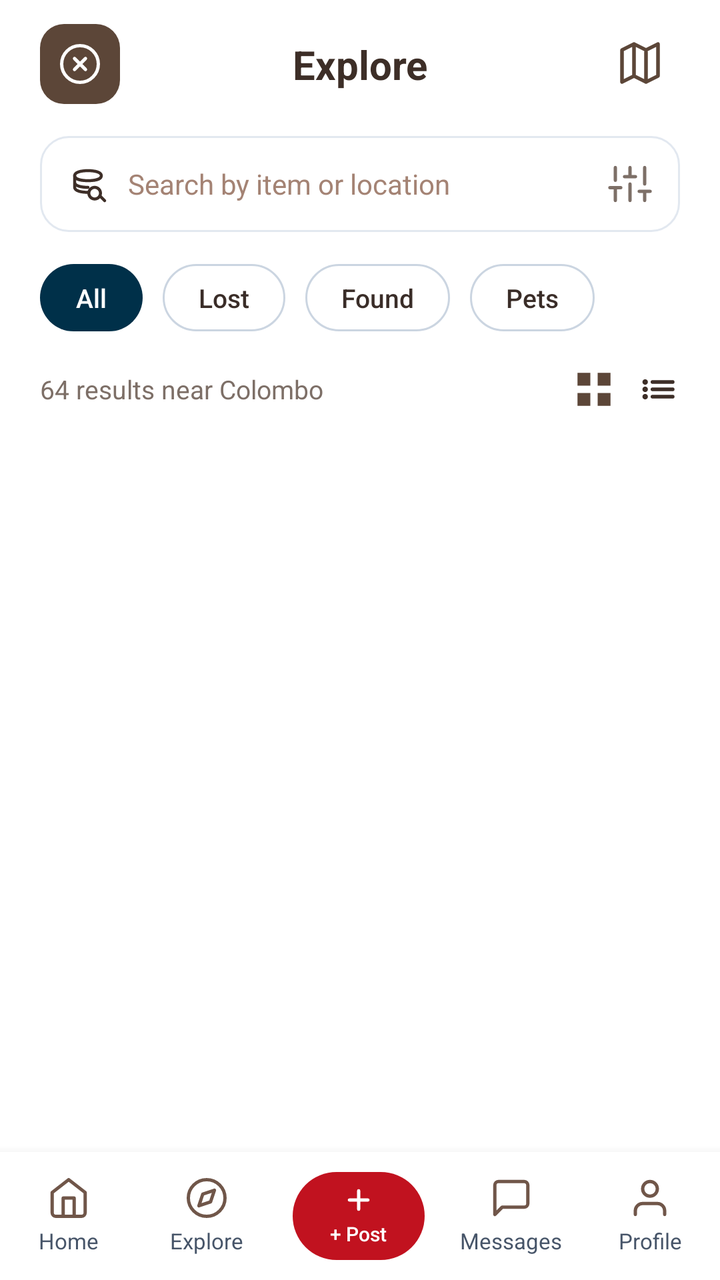
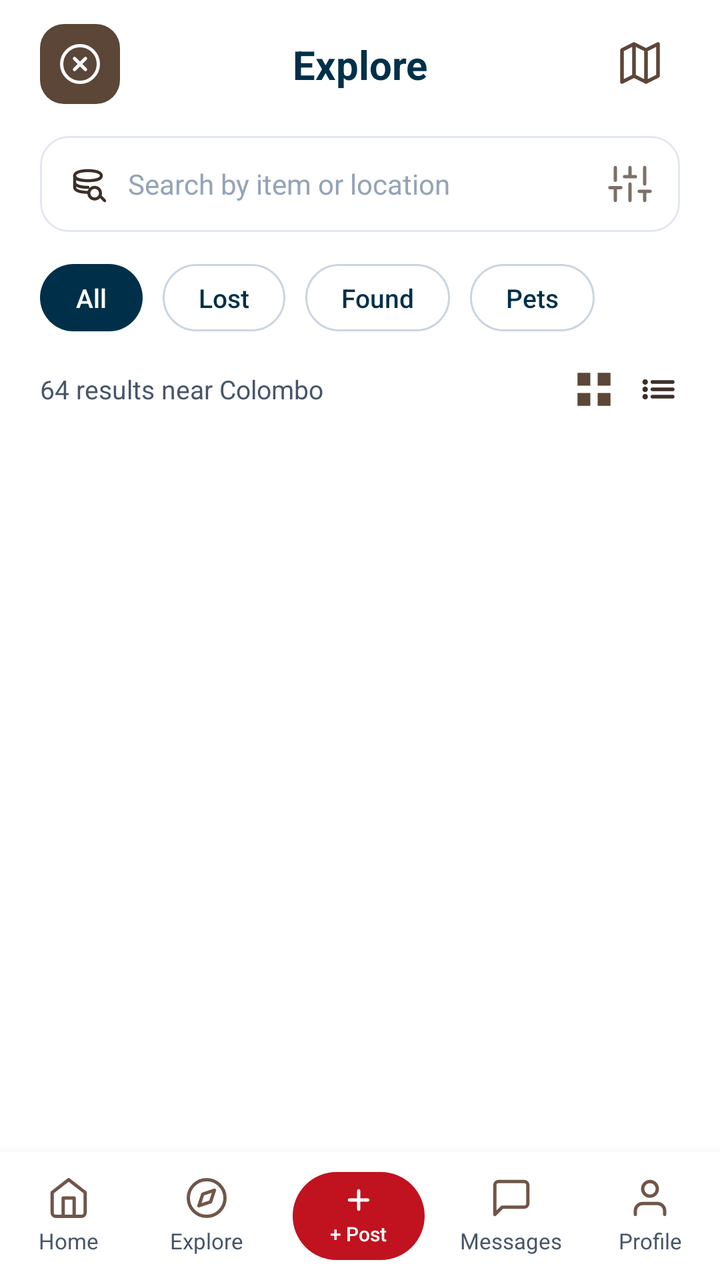

The first picture is an Android layout as it rendered before a commit; the second is the same layout after the commit. The layout source and the unified diff follow.
<!-- AndroidManifest.xml: application theme Theme.LostAndFound -->
<!-- res/layout/fragment_explore.xml -->
<?xml version="1.0" encoding="utf-8"?>
<LinearLayout xmlns:android="http://schemas.android.com/apk/res/android"
    xmlns:app="http://schemas.android.com/apk/res-auto"
    xmlns:tools="http://schemas.android.com/tools"
    android:layout_width="match_parent"
    android:layout_height="match_parent"
    android:background="@color/white"
    android:orientation="vertical"
    tools:context=".ExploreFragment">

    
    <androidx.core.widget.NestedScrollView
        android:id="@+id/scrollBox"
        android:layout_width="match_parent"
        android:layout_height="0dp"
        android:layout_weight="1"
        android:fillViewport="true"
        android:overScrollMode="never">

        <LinearLayout
            android:layout_width="match_parent"
            android:layout_height="wrap_content"
            android:orientation="vertical"
            android:paddingStart="20dp"
            android:paddingTop="12dp"
            android:paddingEnd="20dp"
            android:paddingBottom="24dp">
            
            <androidx.constraintlayout.widget.ConstraintLayout
                android:id="@+id/headerRow"
                android:layout_width="match_parent"
                android:layout_height="wrap_content">

                
                <FrameLayout
                    android:id="@+id/btnClose"
                    android:layout_width="40dp"
                    android:layout_height="40dp"
                    android:background="@drawable/bg_close_btn"
                    android:clickable="true"
                    android:focusable="true"
                    app:layout_constraintBottom_toBottomOf="parent"
                    app:layout_constraintStart_toStartOf="parent"
                    app:layout_constraintTop_toTopOf="parent">

                    <ImageView
                        android:layout_width="22dp"
                        android:layout_height="22dp"
                        android:layout_gravity="center"
                        android:contentDescription="Close"
                        android:src="@drawable/ic_close_circle_white" />
                </FrameLayout>

                
                <TextView
                    android:id="@+id/tvTitle"
                    android:layout_width="wrap_content"
                    android:layout_height="wrap_content"
                    android:fontFamily="sans-serif-bold"
                    android:text="Explore"
                    android:textColor="#3D2E27"
                    android:textSize="20sp"
                    android:textStyle="bold"
                    app:layout_constraintBottom_toBottomOf="parent"
                    app:layout_constraintEnd_toEndOf="parent"
                    app:layout_constraintStart_toStartOf="parent"
                    app:layout_constraintTop_toTopOf="parent" />

                
                <ImageView
                    android:id="@+id/btnMapView"
                    android:layout_width="40dp"
                    android:layout_height="40dp"
                    android:clickable="true"
                    android:contentDescription="Map View"
                    android:focusable="true"
                    android:padding="8dp"
                    android:src="@drawable/ic_map_folded"
                    app:layout_constraintBottom_toBottomOf="parent"
                    app:layout_constraintEnd_toEndOf="parent"
                    app:layout_constraintTop_toTopOf="parent" />
            </androidx.constraintlayout.widget.ConstraintLayout>
            
            <LinearLayout
                android:id="@+id/searchBar"
                android:layout_width="match_parent"
                android:layout_height="48dp"
                android:layout_marginTop="16dp"
                android:background="@drawable/bg_search_box"
                android:gravity="center_vertical"
                android:orientation="horizontal"
                android:paddingStart="14dp"
                android:paddingEnd="14dp">

                <ImageView
                    android:id="@+id/iconSearch"
                    android:layout_width="20dp"
                    android:layout_height="20dp"
                    android:contentDescription="Search"
                    android:src="@drawable/ic_search_cylinder" />

                <EditText
                    android:id="@+id/inputSearch"
                    android:layout_width="0dp"
                    android:layout_height="match_parent"
                    android:layout_weight="1"
                    android:background="@null"
                    android:fontFamily="sans-serif"
                    android:hint="Search by item or location"
                    android:imeOptions="actionSearch"
                    android:inputType="text"
                    android:paddingStart="10dp"
                    android:paddingEnd="8dp"
                    android:singleLine="true"
                    android:textColor="#3A2D28"
                    android:textColorHint="#A48374"
                    android:textSize="14sp" />

                <ImageView
                    android:id="@+id/btnFilter"
                    android:layout_width="22dp"
                    android:layout_height="22dp"
                    android:clickable="true"
                    android:contentDescription="Filters"
                    android:focusable="true"
                    android:src="@drawable/ic_filter" />
            </LinearLayout>
            
            <LinearLayout
                android:id="@+id/chipsRow"
                android:layout_width="match_parent"
                android:layout_height="wrap_content"
                android:layout_marginTop="16dp"
                android:orientation="horizontal">

                <TextView
                    android:id="@+id/chipAll"
                    android:layout_width="wrap_content"
                    android:layout_height="wrap_content"
                    android:layout_marginEnd="10dp"
                    android:background="@drawable/bg_chip_selected"
                    android:clickable="true"
                    android:focusable="true"
                    android:fontFamily="sans-serif-medium"
                    android:paddingStart="18dp"
                    android:paddingTop="8dp"
                    android:paddingEnd="18dp"
                    android:paddingBottom="8dp"
                    android:text="All"
                    android:textColor="@color/white"
                    android:textSize="13sp" />

                <TextView
                    android:id="@+id/chipLost"
                    android:layout_width="wrap_content"
                    android:layout_height="wrap_content"
                    android:layout_marginEnd="10dp"
                    android:background="@drawable/bg_chip_unselected"
                    android:clickable="true"
                    android:focusable="true"
                    android:fontFamily="sans-serif-medium"
                    android:paddingStart="18dp"
                    android:paddingTop="8dp"
                    android:paddingEnd="18dp"
                    android:paddingBottom="8dp"
                    android:text="Lost"
                    android:textColor="#3A2D28"
                    android:textSize="13sp" />

                <TextView
                    android:id="@+id/chipFound"
                    android:layout_width="wrap_content"
                    android:layout_height="wrap_content"
                    android:layout_marginEnd="10dp"
                    android:background="@drawable/bg_chip_unselected"
                    android:clickable="true"
                    android:focusable="true"
                    android:fontFamily="sans-serif-medium"
                    android:paddingStart="18dp"
                    android:paddingTop="8dp"
                    android:paddingEnd="18dp"
                    android:paddingBottom="8dp"
                    android:text="Found"
                    android:textColor="#3A2D28"
                    android:textSize="13sp" />

                <TextView
                    android:id="@+id/chipPets"
                    android:layout_width="wrap_content"
                    android:layout_height="wrap_content"
                    android:background="@drawable/bg_chip_unselected"
                    android:clickable="true"
                    android:focusable="true"
                    android:fontFamily="sans-serif-medium"
                    android:paddingStart="18dp"
                    android:paddingTop="8dp"
                    android:paddingEnd="18dp"
                    android:paddingBottom="8dp"
                    android:text="Pets"
                    android:textColor="#3A2D28"
                    android:textSize="13sp" />
            </LinearLayout>
            
            <LinearLayout
                android:id="@+id/resultsHeaderRow"
                android:layout_width="match_parent"
                android:layout_height="wrap_content"
                android:layout_marginTop="18dp"
                android:gravity="center_vertical"
                android:orientation="horizontal">

                <TextView
                    android:id="@+id/tvResultsCount"
                    android:layout_width="0dp"
                    android:layout_height="wrap_content"
                    android:layout_weight="1"
                    android:fontFamily="sans-serif"
                    android:text="64 results near Colombo"
                    android:textColor="#7D6F67"
                    android:textSize="13sp" />

                <ImageView
                    android:id="@+id/btnGridView"
                    android:layout_width="22dp"
                    android:layout_height="22dp"
                    android:layout_marginEnd="10dp"
                    android:clickable="true"
                    android:contentDescription="Grid view"
                    android:focusable="true"
                    android:src="@drawable/ic_grid_view" />

                <ImageView
                    android:id="@+id/btnListView"
                    android:layout_width="22dp"
                    android:layout_height="22dp"
                    android:clickable="true"
                    android:contentDescription="List view"
                    android:focusable="true"
                    android:src="@drawable/ic_list_view" />
            </LinearLayout>
            
            <androidx.recyclerview.widget.RecyclerView
                android:id="@+id/rvItems"
                android:layout_width="match_parent"
                android:layout_height="wrap_content"
                android:layout_marginTop="14dp"
                android:nestedScrollingEnabled="false" />

        </LinearLayout>
    </androidx.core.widget.NestedScrollView>

    
    <include
        android:id="@+id/bottomNavBox"
        layout="@layout/fragment_bottom_nav" />

</LinearLayout>
<!-- res/layout/fragment_bottom_nav.xml (included above) -->
<?xml version="1.0" encoding="utf-8"?>
<LinearLayout xmlns:android="http://schemas.android.com/apk/res/android"
    android:id="@+id/navCard"
    android:layout_width="match_parent"
    android:layout_height="64dp"
    android:background="@color/white"
    android:baselineAligned="false"
    android:elevation="8dp"
    android:gravity="center_vertical"
    android:orientation="horizontal">

    
    <LinearLayout
        android:id="@+id/tabHome"
        android:layout_width="0dp"
        android:layout_height="match_parent"
        android:layout_weight="1"
        android:clickable="true"
        android:focusable="true"
        android:gravity="center"
        android:orientation="vertical">

        <ImageView
            android:id="@+id/imgHome"
            android:layout_width="22dp"
            android:layout_height="22dp"
            android:contentDescription="Home"
            android:src="@drawable/ic_nav_home" />

        <TextView
            android:id="@+id/lblHome"
            android:layout_width="wrap_content"
            android:layout_height="wrap_content"
            android:layout_marginTop="3dp"
            android:fontFamily="sans-serif"
            android:text="Home"
            android:textColor="@color/text_secondary"
            android:textSize="11sp" />
    </LinearLayout>

    
    <LinearLayout
        android:id="@+id/tabExplore"
        android:layout_width="0dp"
        android:layout_height="match_parent"
        android:layout_weight="1"
        android:clickable="true"
        android:focusable="true"
        android:gravity="center"
        android:orientation="vertical">

        <ImageView
            android:id="@+id/imgExplore"
            android:layout_width="22dp"
            android:layout_height="22dp"
            android:contentDescription="Explore"
            android:src="@drawable/ic_nav_explore" />

        <TextView
            android:id="@+id/lblExplore"
            android:layout_width="wrap_content"
            android:layout_height="wrap_content"
            android:layout_marginTop="3dp"
            android:fontFamily="sans-serif"
            android:text="Explore"
            android:textColor="@color/text_secondary"
            android:textSize="11sp" />
    </LinearLayout>

    
    <LinearLayout
        android:id="@+id/tabPost"
        android:layout_width="0dp"
        android:layout_height="match_parent"
        android:layout_weight="1.2"
        android:clickable="true"
        android:focusable="true"
        android:gravity="center">

        <LinearLayout
            android:id="@+id/btnPostPill"
            android:layout_width="66dp"
            android:layout_height="44dp"
            android:background="@drawable/bg_nav_post_pill"
            android:gravity="center"
            android:orientation="vertical">

            <ImageView
                android:layout_width="16dp"
                android:layout_height="16dp"
                android:contentDescription="Post"
                android:src="@drawable/ic_nav_plus" />

            <TextView
                android:id="@+id/lblPost"
                android:layout_width="wrap_content"
                android:layout_height="wrap_content"
                android:layout_marginTop="2dp"
                android:fontFamily="sans-serif-medium"
                android:text="+ Post"
                android:textColor="@color/white"
                android:textSize="10sp" />
        </LinearLayout>
    </LinearLayout>

    
    <LinearLayout
        android:id="@+id/tabMessages"
        android:layout_width="0dp"
        android:layout_height="match_parent"
        android:layout_weight="1"
        android:clickable="true"
        android:focusable="true"
        android:gravity="center"
        android:orientation="vertical">

        <ImageView
            android:id="@+id/imgMessages"
            android:layout_width="22dp"
            android:layout_height="22dp"
            android:contentDescription="Messages"
            android:src="@drawable/ic_nav_messages" />

        <TextView
            android:id="@+id/lblMessages"
            android:layout_width="wrap_content"
            android:layout_height="wrap_content"
            android:layout_marginTop="3dp"
            android:fontFamily="sans-serif"
            android:text="Messages"
            android:textColor="@color/text_secondary"
            android:textSize="11sp" />
    </LinearLayout>

    
    <LinearLayout
        android:id="@+id/tabProfile"
        android:layout_width="0dp"
        android:layout_height="match_parent"
        android:layout_weight="1"
        android:clickable="true"
        android:focusable="true"
        android:gravity="center"
        android:orientation="vertical">

        <ImageView
            android:id="@+id/imgProfile"
            android:layout_width="22dp"
            android:layout_height="22dp"
            android:contentDescription="Profile"
            android:src="@drawable/ic_nav_profile" />

        <TextView
            android:id="@+id/lblProfile"
            android:layout_width="wrap_content"
            android:layout_height="wrap_content"
            android:layout_marginTop="3dp"
            android:fontFamily="sans-serif"
            android:text="Profile"
            android:textColor="@color/text_secondary"
            android:textSize="11sp" />
    </LinearLayout>

</LinearLayout>
<!-- resources referenced by this layout -->
<resources>
  <color name="text_secondary">#FF475569</color>
  <color name="white">#FFFFFFFF</color>
  <!-- drawable bg_chip_selected (drawable) -->
  <?xml version="1.0" encoding="utf-8"?>
  <shape xmlns:android="http://schemas.android.com/apk/res/android"
      android:shape="rectangle">
      <corners android:radius="20dp" />
      <solid android:color="@color/deep_blue" />
  </shape>
  <!-- drawable bg_chip_unselected (drawable) -->
  <?xml version="1.0" encoding="utf-8"?>
  <shape xmlns:android="http://schemas.android.com/apk/res/android"
      android:shape="rectangle">
      <corners android:radius="20dp" />
      <stroke
          android:width="1dp"
          android:color="@color/component_stroke_border" />
      <solid android:color="@color/white" />
  </shape>
  <!-- drawable bg_close_btn (drawable) -->
  <?xml version="1.0" encoding="utf-8"?>
  <shape xmlns:android="http://schemas.android.com/apk/res/android"
      android:shape="rectangle">
      <corners android:radius="12dp" />
      <solid android:color="#5C4638" />
  </shape>
  <!-- drawable bg_nav_post_pill (drawable) -->
  <?xml version="1.0" encoding="utf-8"?>
  <shape xmlns:android="http://schemas.android.com/apk/res/android"
      android:shape="rectangle">
      <corners android:radius="22dp" />
      <solid android:color="#C1121F" />
  </shape>
  <!-- drawable bg_search_box (drawable) -->
  <?xml version="1.0" encoding="utf-8"?>
  <shape xmlns:android="http://schemas.android.com/apk/res/android"
      android:shape="rectangle">
      <corners android:radius="14dp" />
      <stroke
          android:width="1dp"
          android:color="#E2E8F0" />
      <solid android:color="@color/white" />
  </shape>
  <!-- drawable ic_filter (drawable) -->
  <vector xmlns:android="http://schemas.android.com/apk/res/android"
      android:width="24dp"
      android:height="24dp"
      android:viewportWidth="24"
      android:viewportHeight="24">
    <path
        android:fillColor="@android:color/transparent"
        android:strokeColor="#7D6F67"
        android:strokeWidth="1.8"
        android:strokeLineCap="round"
        android:pathData="M4,21v-7M4,10V3M12,21v-9M12,8V3M20,21v-5M20,12V3M1,14h6M9,8h6M17,16h6" />
  </vector>
  <!-- drawable ic_grid_view (drawable) -->
  <vector xmlns:android="http://schemas.android.com/apk/res/android"
      android:width="22dp"
      android:height="22dp"
      android:viewportWidth="24"
      android:viewportHeight="24">
    <path
        android:fillColor="#5C4638"
        android:pathData="M3,3h7v7H3V3z M14,3h7v7h-7V3z M3,14h7v7H3v-7z M14,14h7v7h-7v-7z" />
  </vector>
  <!-- drawable ic_nav_plus (drawable) -->
  <vector xmlns:android="http://schemas.android.com/apk/res/android"
      android:width="20dp"
      android:height="20dp"
      android:viewportWidth="24"
      android:viewportHeight="24">
    <path
        android:fillColor="@android:color/transparent"
        android:strokeColor="#FFFFFF"
        android:strokeWidth="2.4"
        android:strokeLineCap="round"
        android:pathData="M12,5 V19 M5,12 H19" />
  </vector>
  <style name="Theme.LostAndFound" parent="Base.Theme.LostAndFound" />
  <color name="deep_blue">#FF003049</color>
  <color name="component_stroke_border">#FFCBD5E1</color>
  <style name="Base.Theme.LostAndFound" parent="Theme.Material3.DayNight.NoActionBar">
          <item name="android:statusBarColor">#FF003049</item>
          <item name="android:windowLightStatusBar" tools:targetApi="m">false</item>
          <item name="android:navigationBarColor">#FFFFFFFF</item>
          <item name="android:windowLightNavigationBar" tools:targetApi="o_mr1">true</item>
          
          <item name="android:windowSoftInputMode">adjustResize</item>
      </style>
  <!-- unchanged entries left out for length: 8 -->
</resources>

<!-- the commit's change to res/layout/fragment_explore.xml (unified diff, before → after) -->
@@ -58,7 +58,7 @@
                     android:layout_height="wrap_content"
                     android:fontFamily="sans-serif-bold"
                     android:text="Explore"
-                    android:textColor="#3D2E27"
+                    android:textColor="@color/text_primary"
                     android:textSize="20sp"
                     android:textStyle="bold"
                     app:layout_constraintBottom_toBottomOf="parent"
@@ -112,8 +112,8 @@
                     android:paddingStart="10dp"
                     android:paddingEnd="8dp"
                     android:singleLine="true"
-                    android:textColor="#3A2D28"
-                    android:textColorHint="#A48374"
+                    android:textColor="@color/text_primary"
+                    android:textColorHint="@color/text_hint"
                     android:textSize="14sp" />
 
                 <ImageView
@@ -164,7 +164,7 @@
                     android:paddingEnd="18dp"
                     android:paddingBottom="8dp"
                     android:text="Lost"
-                    android:textColor="#3A2D28"
+                    android:textColor="@color/text_primary"
                     android:textSize="13sp" />
 
                 <TextView
@@ -181,7 +181,7 @@
                     android:paddingEnd="18dp"
                     android:paddingBottom="8dp"
                     android:text="Found"
-                    android:textColor="#3A2D28"
+                    android:textColor="@color/text_primary"
                     android:textSize="13sp" />
 
                 <TextView
@@ -197,7 +197,7 @@
                     android:paddingEnd="18dp"
                     android:paddingBottom="8dp"
                     android:text="Pets"
-                    android:textColor="#3A2D28"
+                    android:textColor="@color/text_primary"
                     android:textSize="13sp" />
             </LinearLayout>
             
@@ -216,7 +216,7 @@
                     android:layout_weight="1"
                     android:fontFamily="sans-serif"
                     android:text="64 results near Colombo"
-                    android:textColor="#7D6F67"
+                    android:textColor="@color/text_secondary"
                     android:textSize="13sp" />
 
                 <ImageView
<!-- resource entries referenced after the edit -->
@@ -1,5 +1,7 @@
 <!-- resources referenced by this layout -->
 <resources>
+  <color name="text_hint">#FF94A3B8</color>
+  <color name="text_primary">#FF003049</color>
   <color name="text_secondary">#FF475569</color>
   <color name="white">#FFFFFFFF</color>
   <!-- drawable bg_chip_selected (drawable) -->
